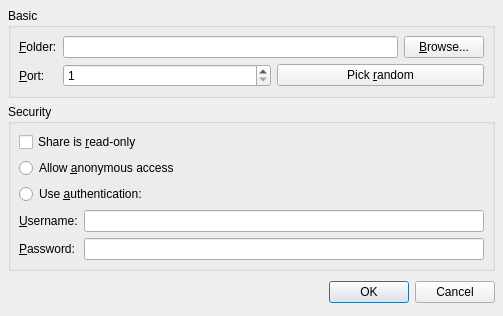
Before: the Qt Designer form trunk/netek_sharesettings.ui in BackupTheBerlios/netek-svn, drawn with Qt 5.
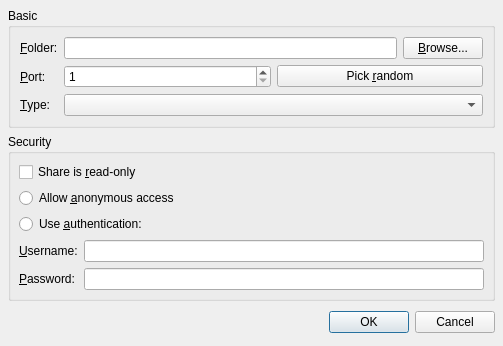
After: the same form once the commit is applied.

What changed in the file:
```diff
--- a/trunk/netek_sharesettings.ui
+++ b/trunk/netek_sharesettings.ui
@@ -29,11 +29,41 @@
      </property>
      <layout class="QGridLayout" >
       <property name="margin" >
-       <number>8</number>
+       <number>9</number>
       </property>
       <property name="spacing" >
        <number>6</number>
       </property>
+      <item row="0" column="1" >
+       <layout class="QHBoxLayout" >
+        <property name="margin" >
+         <number>0</number>
+        </property>
+        <property name="spacing" >
+         <number>6</number>
+        </property>
+        <item>
+         <widget class="QLineEdit" name="folder" />
+        </item>
+        <item>
+         <widget class="QPushButton" name="folderBrowse" >
+          <property name="text" >
+           <string>&amp;Browse...</string>
+          </property>
+         </widget>
+        </item>
+       </layout>
+      </item>
+      <item row="0" column="0" >
+       <widget class="QLabel" name="label" >
+        <property name="text" >
+         <string>&amp;Folder:</string>
+        </property>
+        <property name="buddy" >
+         <cstring>folder</cstring>
+        </property>
+       </widget>
+      </item>
       <item row="1" column="1" >
        <layout class="QHBoxLayout" >
         <property name="margin" >
@@ -71,35 +101,18 @@
         </property>
        </widget>
       </item>
-      <item row="0" column="0" >
-       <widget class="QLabel" name="label" >
+      <item row="2" column="0" >
+       <widget class="QLabel" name="label_3" >
         <property name="text" >
-         <string>&amp;Folder:</string>
+         <string>&amp;Type:</string>
         </property>
         <property name="buddy" >
          <cstring>folder</cstring>
         </property>
        </widget>
       </item>
-      <item row="0" column="1" >
-       <layout class="QHBoxLayout" >
-        <property name="margin" >
-         <number>0</number>
-        </property>
-        <property name="spacing" >
-         <number>6</number>
-        </property>
-        <item>
-         <widget class="QLineEdit" name="folder" />
-        </item>
-        <item>
-         <widget class="QPushButton" name="folderBrowse" >
-          <property name="text" >
-           <string>&amp;Browse...</string>
-          </property>
-         </widget>
-        </item>
-       </layout>
+      <item row="2" column="1" >
+       <widget class="QComboBox" name="type" />
       </item>
      </layout>
     </widget>
```
Left out of the diff: 11 changed lines with no effect on the pictures.
